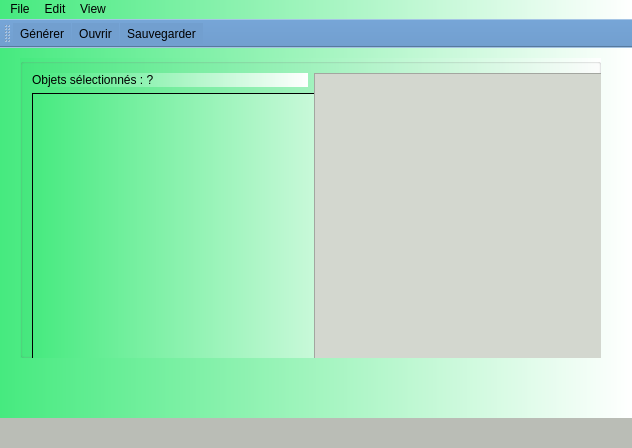
First picture: the form in QT-src/mainwindow.ui, repository Golgoo/IHM-MoonProject, before the edit.
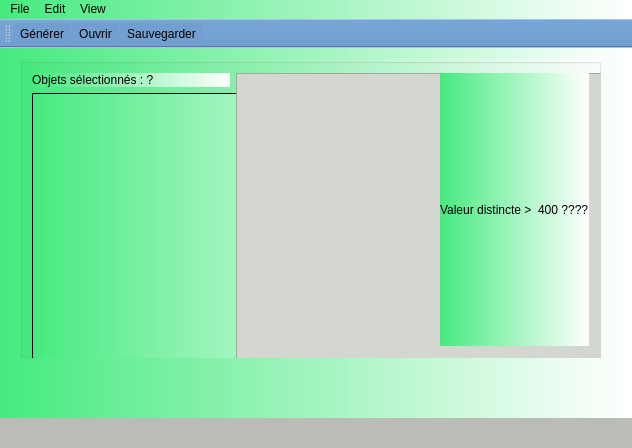
Second picture: the form after the edit. Icons and pictures are not drawn. Custom widgets are drawn as their Qt base class.

The edit to the form file:
```diff
--- a/QT-src/mainwindow.ui
+++ b/QT-src/mainwindow.ui
@@ -38,7 +38,7 @@
     <property name="flat">
      <bool>false</bool>
     </property>
-    <layout class="QHBoxLayout" name="horizontalLayout" stretch="0,0">
+    <layout class="QHBoxLayout" name="horizontalLayout" stretch="0,0,0">
      <property name="spacing">
       <number>6</number>
      </property>
@@ -94,6 +94,13 @@
        </property>
       </widget>
      </item>
+     <item>
+      <widget class="QLabel" name="label">
+       <property name="text">
+        <string>Valeur distincte &gt;  400 ????</string>
+       </property>
+      </widget>
+     </item>
     </layout>
    </widget>
   </widget>
```
